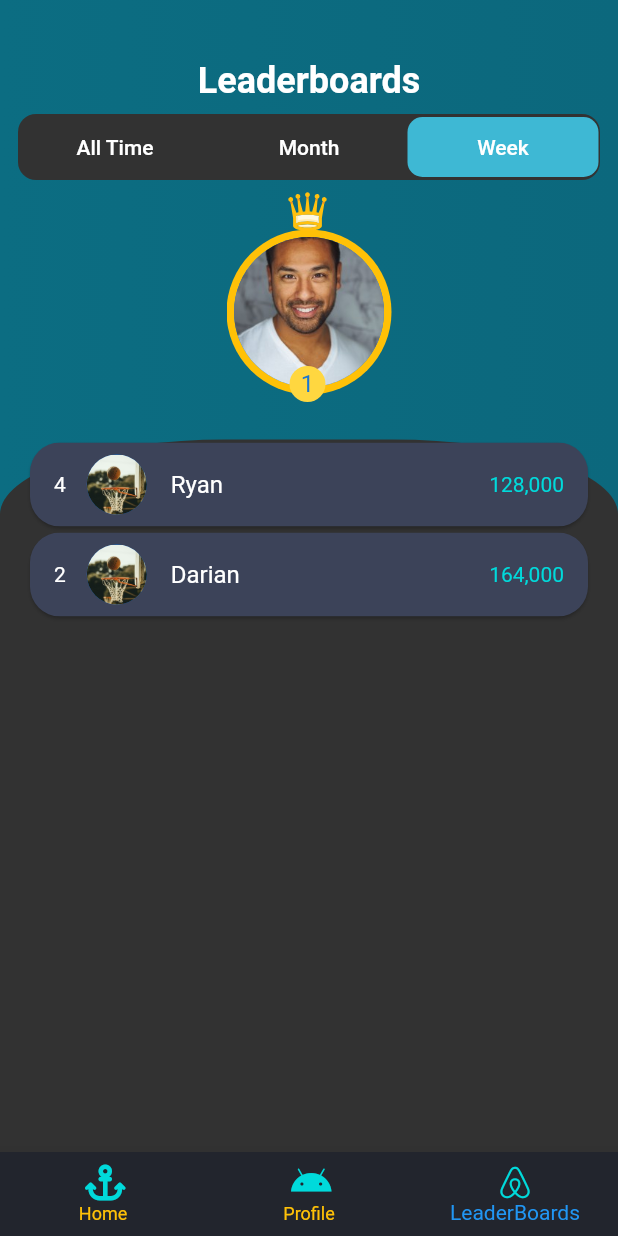
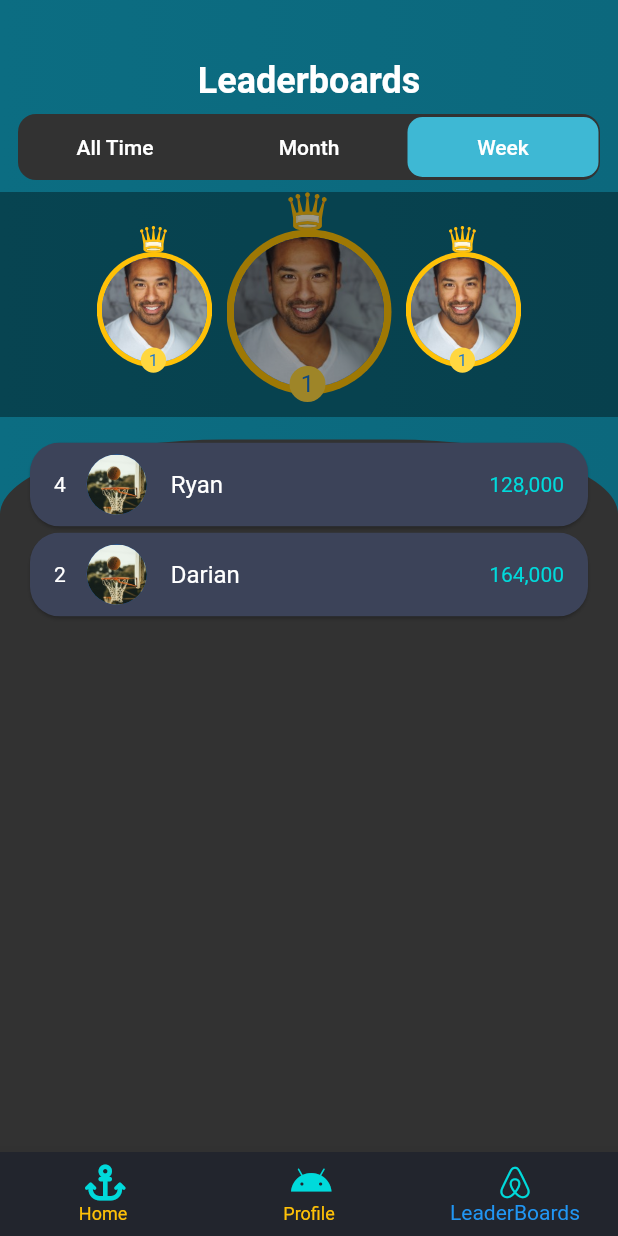
Before and after one commit to soulandbone/trivia_app, a Flutter app: the screen it shows after launch, item 3 of the bottom bar chosen, on a phone screen of 412 x 824 dp. Run offline on Flutter 3.47's test engine with Material 2 defaults, Android fonts, the phone set to English and light mode, and no system bars; our stand-ins replace flutter_riverpod, flutter_svg, font_awesome_flutter, gap.

Commit message:
Further tries with the Podium problem, commiting to create new project

```diff
--- a/lib/screens/leaderboards_screen.dart
+++ b/lib/screens/leaderboards_screen.dart
@@ -1,8 +1,8 @@
 import 'package:flutter/material.dart';
 import 'package:gap/gap.dart';
 import 'package:trivia_app/utils/app_styles.dart';
+import 'package:trivia_app/widgets/composed_widgets/podium.dart';
 import 'package:trivia_app/widgets/leaderboards_tile.dart';
-import 'package:trivia_app/widgets/podium_avatar.dart';
 
 import '../widgets/composed_widgets/switch_three.dart';
 
@@ -20,6 +20,7 @@ class LeaderBoardsScreen extends StatelessWidget {
               colors: [AppStyles.leftGradient, AppStyles.rightGradient])),
       child: SingleChildScrollView(
         child: Column(
+          crossAxisAlignment: CrossAxisAlignment.center,
           children: [
             const Gap(40),
             const Text(
@@ -30,13 +31,39 @@ class LeaderBoardsScreen extends StatelessWidget {
                 button1Text: 'All Time',
                 button2Text: 'Month',
                 button3Text: 'Week'),
-            Transform.scale(
-              scale: 1,
-              child: const PodiumAvatar(
-                profileImage: 'assets/images/profile_1.jpg',
-                rank: 1,
-              ),
-            ),
+            const Podium(profileImage: 'assets/images/profile_1.jpg', rank1: 1),
+
+            // Container(
+            //   color: Colors.red,
+            //   child: Row(
+            //     mainAxisAlignment: MainAxisAlignment.center,
+            //     children: [
+            //       Column(
+            //         children: [
+            //           Transform.scale(
+            //             scale: 0.5,
+            //             child: const PodiumAvatar(
+            //                 profileImage: 'assets/images/profile_1.jpg',
+            //                 rank: 1),
+            //           ),
+            //         ],
+            //       ),
+            //       Transform.scale(
+            //         scale: 1,
+            //         child: const PodiumAvatar(
+            //             profileImage: 'assets/images/profile_1.jpg', rank: 1),
+            //       ),
+            //       Align(
+            //         alignment: Alignment.center,
+            //         child: Transform.scale(
+            //           scale: 0.5,
+            //           child: const PodiumAvatar(
+            //               profileImage: 'assets/images/profile_1.jpg', rank: 1),
+            //         ),
+            //       )
+            //     ],
+            //   ),
+            // ),
             const Gap(15),
             Container(
               height: 510,
--- /dev/null
+++ b/lib/widgets/composed_widgets/podium.dart
@@ -0,0 +1,39 @@
+import 'package:flutter/material.dart';
+import 'package:trivia_app/widgets/podium_avatar.dart';
+
+class Podium extends StatelessWidget {
+  final String profileImage;
+  final int rank1;
+
+  const Podium({required this.profileImage, required this.rank1, super.key});
+
+  @override
+  Widget build(BuildContext context) {
+    return Stack(
+      children: [
+        Center(child: PodiumAvatar(profileImage: profileImage, rank: rank1)),
+        Align(
+            alignment: Alignment.bottomCenter,
+            child: buildRow(profileImage, rank1)),
+      ],
+    );
+  }
+}
+
+Widget buildRow(String profileImage, int rank) => Container(
+      width: double.infinity,
+      color: Colors.black38,
+      child: Row(
+        mainAxisAlignment: MainAxisAlignment.spaceAround,
+        children: [
+          Transform.scale(
+            scale: 0.7,
+            child: PodiumAvatar(profileImage: profileImage, rank: rank),
+          ),
+          Transform.scale(
+            scale: 0.7,
+            child: PodiumAvatar(profileImage: profileImage, rank: rank),
+          )
+        ],
+      ),
+    );
```
